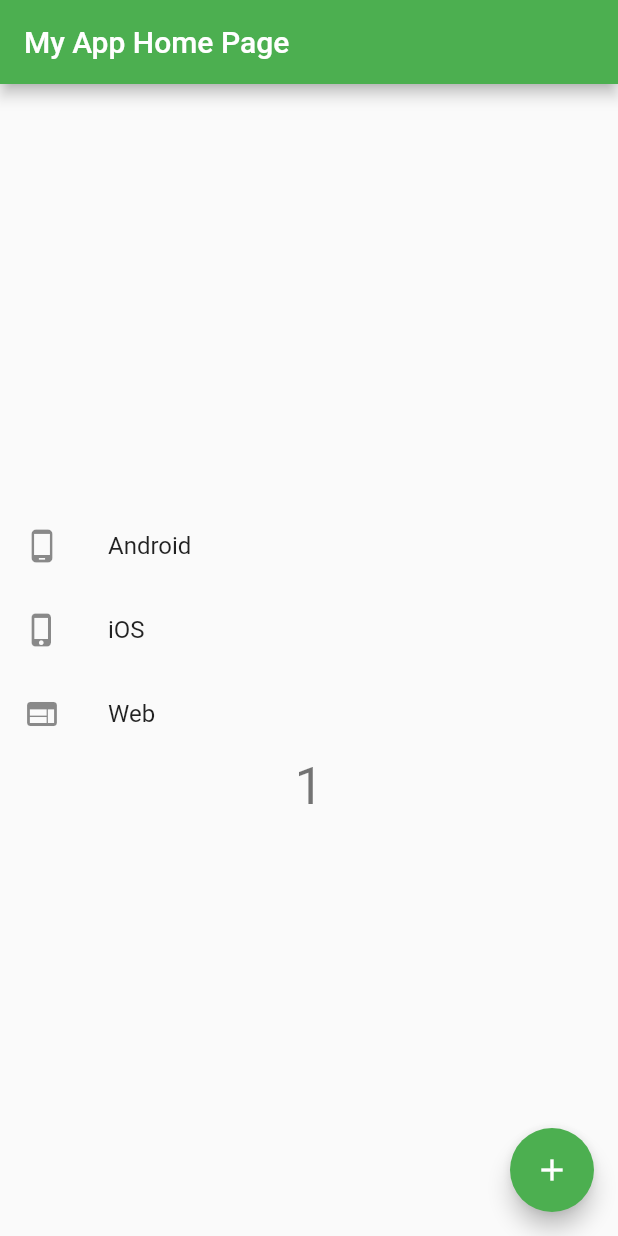
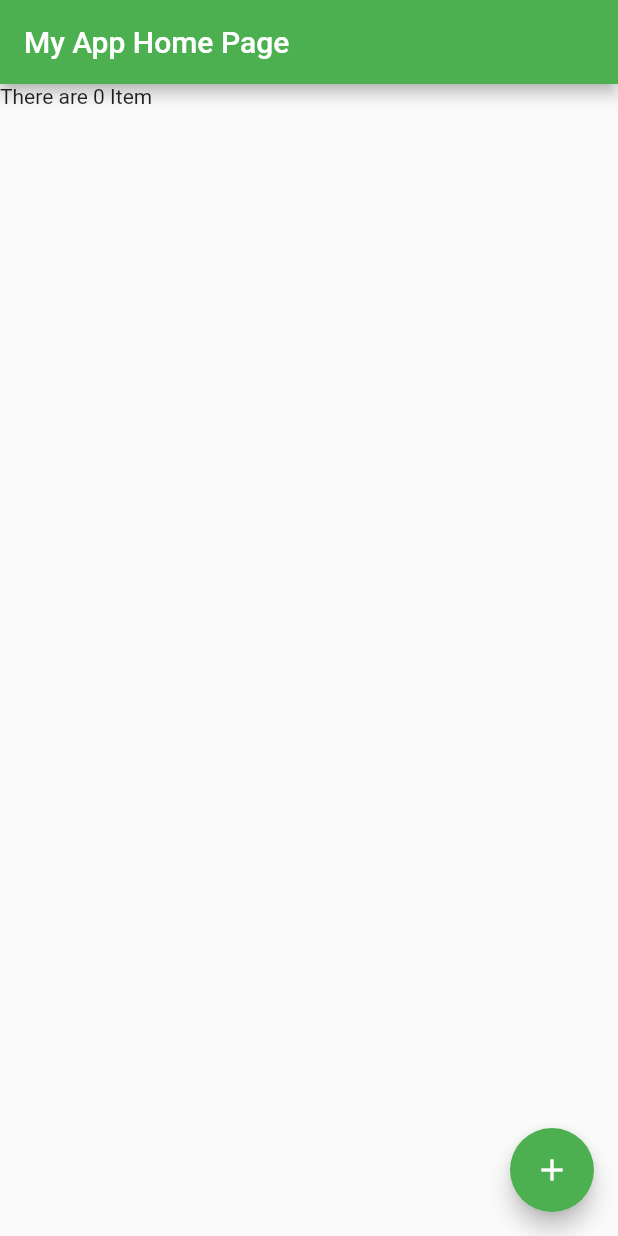
Before and after one commit to milochen0418/hello-flutter, a Flutter app: the screen it shows after launch, after a tap on the "add" icon, on a phone screen of 412 x 824 dp. Run offline on Flutter 3.47's test engine with Material 2 defaults, Android fonts, the phone set to English and light mode, and no system bars.

Commit message:
List View to show items

```diff
--- a/my_app/lib/main.dart
+++ b/my_app/lib/main.dart
@@ -73,40 +73,18 @@ class _MyHomePageState extends State<MyHomePage> {
         // the App.build method, and use it to set our appbar title.
         title: Text(widget.title),
       ),
-      body: Center(
-        // Center is a layout widget. It takes a single child and positions it
-        // in the middle of the parent.
-        child: Column(
-          // Column is also a layout widget. It takes a list of children and
-          // arranges them vertically. By default, it sizes itself to fit its
-          // children horizontally, and tries to be as tall as its parent.
-          //
-          // Invoke "debug painting" (press "p" in the console, choose the
-          // "Toggle Debug Paint" action from the Flutter Inspector in Android
-          // Studio, or the "Toggle Debug Paint" command in Visual Studio Code)
-          // to see the wireframe for each widget.
-          //
-          // Column has various properties to control how it sizes itself and
-          // how it positions its children. Here we use mainAxisAlignment to
-          // center the children vertically; the main axis here is the vertical
-          // axis because Columns are vertical (the cross axis would be
-          // horizontal).
-          mainAxisAlignment: MainAxisAlignment.center,
-          children: <Widget>[
-            ListTile(
-                leading: const Icon(Icons.phone_android),
-                title: const Text("Android")),
-            ListTile(
-                leading: const Icon(Icons.phone_iphone),
-                title: const Text("iOS")),
-            ListTile(leading: const Icon(Icons.web), title: const Text("Web")),
-            Text(
-              '$_counter',
-              style: Theme.of(context).textTheme.headline4,
-            ),
-          ],
-        ),
-      ),
+      body: (new ListView.builder(
+          itemCount: _counter,
+          itemBuilder: (context, index) {
+            int num = _counter - 1;
+            if (index == 0) {
+              return Text("There are " + "$num" + " Item");
+            }
+            return ListTile(
+                leading: const Icon(Icons.account_circle),
+                title: new Text("Item $index"));
+          })),
+
       floatingActionButton: FloatingActionButton(
         onPressed: _incrementCounter,
         tooltip: 'Increment',
```
